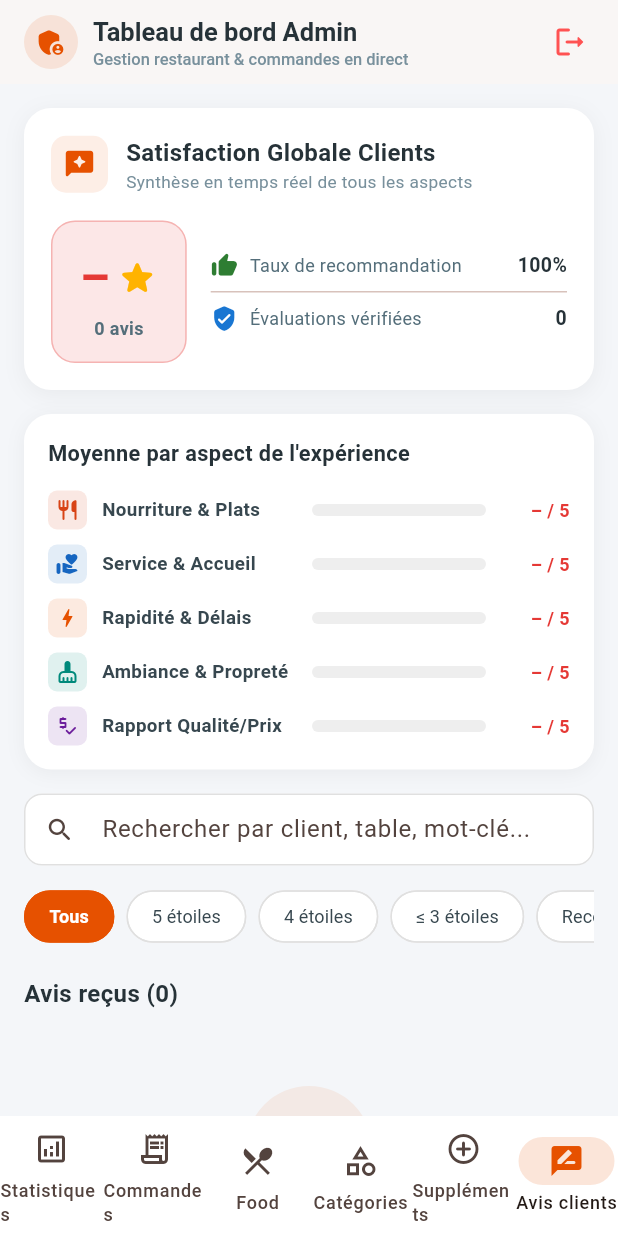
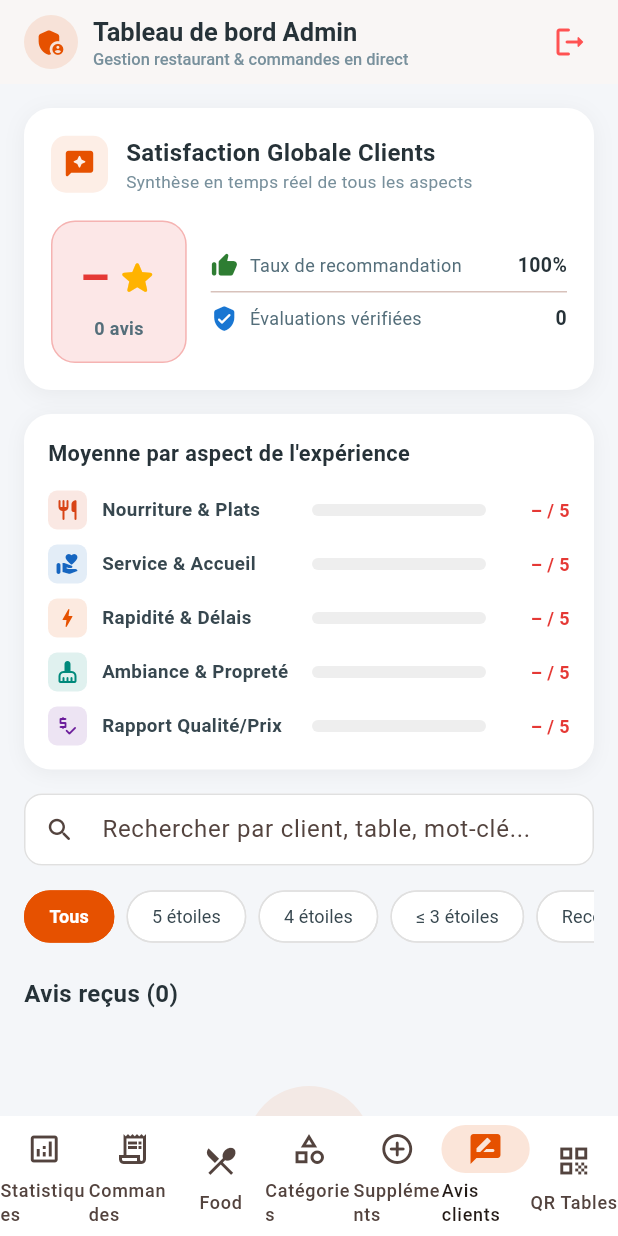
Before and after one commit to salimaflisw-a11y/commande_app, a Flutter app: the AdminDashboardPage screen opened by its route, after a tap on "Voir avis", on a phone screen of 412 x 824 dp. Run offline on Flutter 3.47's test engine with Material 3 defaults, Android fonts, the phone set to English and light mode, and no system bars; our stand-ins replace cloud_firestore, firebase_auth, firebase_core, pdf, printing, qr_flutter; missing offline and left inert: mobile_scanner; accounts and stored records are empty.

Commit message:
feat: add QR code table download feature
- Add web/download.html landing page (detects Android/iOS, direct APK download via Google Drive)
- Add lib/screens/table_qr_codes_page.dart with single QR code screen
- Add QR Tables tab to admin dashboard bottom navigation
- Add firebase.json and .firebaserc for Firebase Hosting deployment
- Update .gitignore to exclude firebase_options.dart from public repos

```diff
--- a/lib/screens/admin_dashboard_page.dart
+++ b/lib/screens/admin_dashboard_page.dart
@@ -12,6 +12,7 @@ import '../widgets/admin_reviews_view.dart';
 import 'login_page.dart';
 import 'pdf_preview_page.dart';
 import '../widgets/qr_payment_dialogs.dart';
+import 'table_qr_codes_page.dart';
 
 class AdminDashboardPage extends StatefulWidget {
   const AdminDashboardPage({super.key});
@@ -110,6 +111,7 @@ class _AdminDashboardPageState extends State<AdminDashboardPage> {
           _buildCategoriesView(primaryColor),
           _buildSupplementsView(primaryColor),
           AdminReviewsView(primaryColor: primaryColor),
+          const TableQrCodesPage(),
         ],
       ),
       bottomNavigationBar: NavigationBar(
@@ -148,6 +150,11 @@ class _AdminDashboardPageState extends State<AdminDashboardPage> {
             icon: Icon(Icons.rate_review_outlined),
             selectedIcon: Icon(Icons.rate_review_rounded, color: primaryColor),
             label: 'Avis clients',
+          ),
+          NavigationDestination(
+            icon: Icon(Icons.qr_code_outlined),
+            selectedIcon: Icon(Icons.qr_code_rounded, color: primaryColor),
+            label: 'QR Tables',
           ),
         ],
       ),
--- /dev/null
+++ b/lib/screens/table_qr_codes_page.dart
@@ -0,0 +1,310 @@
+import 'package:flutter/material.dart';
+import 'package:qr_flutter/qr_flutter.dart';
+
+/// Download page URL — replace with your actual Firebase Hosting URL once deployed.
+/// e.g. "https://your-project.web.app/download.html"
+const String _kDownloadUrl = 'https://commandeappmain.web.app/download.html';
+
+class TableQrCodesPage extends StatelessWidget {
+  const TableQrCodesPage({super.key});
+
+  void _showFullScreen(BuildContext context) {
+    showDialog(
+      context: context,
+      builder: (_) => const _QrFullScreenDialog(),
+    );
+  }
+
+  @override
+  Widget build(BuildContext context) {
+    const primaryColor = Color(0xFFE65100);
+
+    return Scaffold(
+      backgroundColor: const Color(0xFFF4F6F9),
+      appBar: AppBar(
+        backgroundColor: Colors.white,
+        elevation: 1,
+        foregroundColor: const Color(0xFF263238),
+        title: const Column(
+          crossAxisAlignment: CrossAxisAlignment.start,
+          children: [
+            Text(
+              'QR Code Téléchargement',
+              style: TextStyle(fontWeight: FontWeight.bold, fontSize: 17),
+            ),
+            Text(
+              'À placer sur chaque table',
+              style: TextStyle(fontSize: 11, color: Color(0xFF78909C)),
+            ),
+          ],
+        ),
+      ),
+      body: SingleChildScrollView(
+        padding: const EdgeInsets.all(24),
+        child: Column(
+          children: [
+            // Info banner
+            Container(
+              padding: const EdgeInsets.all(14),
+              decoration: BoxDecoration(
+                color: const Color(0xFFFFF3E0),
+                borderRadius: BorderRadius.circular(14),
+                border: Border.all(color: const Color(0xFFFFCC80)),
+              ),
+              child: Row(
+                children: [
+                  const Icon(Icons.info_outline_rounded,
+                      color: Color(0xFFE65100), size: 20),
+                  const SizedBox(width: 10),
+                  Expanded(
+                    child: RichText(
+                      text: const TextSpan(
+                        style:
+                            TextStyle(fontSize: 12.5, color: Color(0xFF5D4037)),
+                        children: [
+                          TextSpan(
+                            text: 'Imprimez ce QR code et placez-le sur chaque table. ',
+                            style: TextStyle(fontWeight: FontWeight.w600),
+                          ),
+                          TextSpan(
+                            text:
+                                'Le client scanne avec son appareil photo et est redirigé vers le téléchargement de l\'application.',
+                          ),
+                        ],
+                      ),
+                    ),
+                  ),
+                ],
+              ),
+            ),
+
+            const SizedBox(height: 32),
+
+            // QR Card
+            GestureDetector(
+              onTap: () => _showFullScreen(context),
+              child: Container(
+                width: double.infinity,
+                padding: const EdgeInsets.symmetric(vertical: 36, horizontal: 24),
+                decoration: BoxDecoration(
+                  color: Colors.white,
+                  borderRadius: BorderRadius.circular(24),
+                  boxShadow: [
+                    BoxShadow(
+                      color: Colors.black.withValues(alpha: 0.07),
+                      blurRadius: 20,
+                      offset: const Offset(0, 6),
+                    ),
+                  ],
+                ),
+                child: Column(
+                  children: [
+                    // Restaurant icon + label
+                    Container(
+                      padding: const EdgeInsets.all(14),
+                      decoration: BoxDecoration(
+                        color: primaryColor.withValues(alpha: 0.1),
+                        shape: BoxShape.circle,
+                      ),
+                      child: const Icon(Icons.restaurant_rounded,
+                          color: primaryColor, size: 32),
+                    ),
+                    const SizedBox(height: 12),
+                    const Text(
+                      'Télécharger l\'application',
+                      style: TextStyle(
+                        fontSize: 18,
+                        fontWeight: FontWeight.bold,
+                        color: Color(0xFF263238),
+                      ),
+                    ),
+                    const SizedBox(height: 4),
+                    Text(
+                      'Scannez pour commander depuis votre table',
+                      style: TextStyle(fontSize: 13, color: Colors.grey.shade500),
+                    ),
+
+                    const SizedBox(height: 28),
+
+                    // QR Code
+                    Container(
+                      padding: const EdgeInsets.all(16),
+                      decoration: BoxDecoration(
+                        color: Colors.white,
+                        borderRadius: BorderRadius.circular(16),
+                        border: Border.all(color: Colors.grey.shade200),
+                      ),
+                      child: QrImageView(
+                        data: _kDownloadUrl,
+                        version: QrVersions.auto,
+                        size: 200,
+                        backgroundColor: Colors.white,
+                        eyeStyle: const QrEyeStyle(
+                          eyeShape: QrEyeShape.square,
+                          color: Color(0xFF263238),
+                        ),
+                        dataModuleStyle: const QrDataModuleStyle(
+                          dataModuleShape: QrDataModuleShape.square,
+                          color: Color(0xFF263238),
+                        ),
+                      ),
+                    ),
+
+                    const SizedBox(height: 20),
+
+                    // Tap to enlarge hint
+                    Row(
+                      mainAxisAlignment: MainAxisAlignment.center,
+                      children: [
+                        Icon(Icons.open_in_full_rounded,
+                            size: 14, color: Colors.grey.shade400),
+                        const SizedBox(width: 6),
+                        Text(
+                          'Appuyer pour agrandir',
+                          style: TextStyle(
+                              fontSize: 12, color: Colors.grey.shade400),
+                        ),
+                      ],
+                    ),
+                  ],
+                ),
+              ),
+            ),
+
+            const SizedBox(height: 20),
+
+            // URL display
+            Container(
+              width: double.infinity,
+              padding: const EdgeInsets.symmetric(horizontal: 16, vertical: 12),
+              decoration: BoxDecoration(
+                color: Colors.white,
+                borderRadius: BorderRadius.circular(12),
+                border: Border.all(color: Colors.grey.shade200),
+              ),
+              child: Column(
+                crossAxisAlignment: CrossAxisAlignment.start,
+                children: [
+                  Text(
+                    'Lien encodé',
+                    style: TextStyle(
+                        fontSize: 11,
+                        fontWeight: FontWeight.w600,
+                        color: Colors.grey.shade500),
+                  ),
+                  const SizedBox(height: 4),
+                  Text(
+                    _kDownloadUrl,
+                    style: const TextStyle(
+                      fontSize: 12,
+                      color: Color(0xFF546E7A),
+                      fontFamily: 'monospace',
+                    ),
+                  ),
+                ],
+              ),
+            ),
+          ],
+        ),
+      ),
+    );
+  }
+}
+
+// ─────────────────────────────────────────────────────────────────────────────
+
+class _QrFullScreenDialog extends StatelessWidget {
+  const _QrFullScreenDialog();
+
+  @override
+  Widget build(BuildContext context) {
+    const primaryColor = Color(0xFFE65100);
+
+    return Dialog(
+      shape: RoundedRectangleBorder(borderRadius: BorderRadius.circular(24)),
+      insetPadding: const EdgeInsets.symmetric(horizontal: 24, vertical: 48),
+      child: Padding(
+        padding: const EdgeInsets.all(28),
+        child: Column(
+          mainAxisSize: MainAxisSize.min,
+          children: [
+            // Header
+            Row(
+              mainAxisAlignment: MainAxisAlignment.spaceBetween,
+              children: [
+                const Text(
+                  'QR Code',
+                  style: TextStyle(
+                      fontWeight: FontWeight.bold,
+                      fontSize: 18,
+                      color: Color(0xFF263238)),
+                ),
+                IconButton(
+                  onPressed: () => Navigator.pop(context),
+                  icon: const Icon(Icons.close_rounded),
+                  style: IconButton.styleFrom(
+                    backgroundColor: Colors.grey.shade100,
+                    foregroundColor: Colors.grey.shade600,
+                  ),
+                ),
+              ],
+            ),
+
+            const SizedBox(height: 16),
+
+            // Large QR
+            Container(
+              padding: const EdgeInsets.all(16),
+              decoration: BoxDecoration(
+                color: Colors.white,
+                borderRadius: BorderRadius.circular(16),
+                border: Border.all(color: Colors.grey.shade200),
+              ),
+              child: QrImageView(
+                data: _kDownloadUrl,
+                version: QrVersions.auto,
+                size: 260,
+                backgroundColor: Colors.white,
+                eyeStyle: const QrEyeStyle(
+                  eyeShape: QrEyeShape.square,
+                  color: Color(0xFF263238),
+                ),
+                dataModuleStyle: const QrDataModuleStyle(
+                  dataModuleShape: QrDataModuleShape.square,
+                  color: Color(0xFF263238),
+                ),
+              ),
+            ),
+
+            const SizedBox(height: 16),
+
+            Text(
+              'Scannez avec l\'appareil photo\nde votre smartphone',
+              textAlign: TextAlign.center,
+              style: TextStyle(
+                  fontSize: 13, color: Colors.grey.shade600, height: 1.5),
+            ),
+
+            const SizedBox(height: 20),
+
+            SizedBox(
+              width: double.infinity,
+              child: ElevatedButton(
+                onPressed: () => Navigator.pop(context),
+                style: ElevatedButton.styleFrom(
+                  backgroundColor: primaryColor,
+                  foregroundColor: Colors.white,
+                  padding: const EdgeInsets.symmetric(vertical: 14),
+                  shape: RoundedRectangleBorder(
+                      borderRadius: BorderRadius.circular(14)),
+                ),
+                child: const Text('Fermer',
+                    style: TextStyle(fontWeight: FontWeight.bold)),
+              ),
+            ),
+          ],
+        ),
+      ),
+    );
+  }
+}
```
Also changed, not shown: firebase.json (added), 4 other files.
